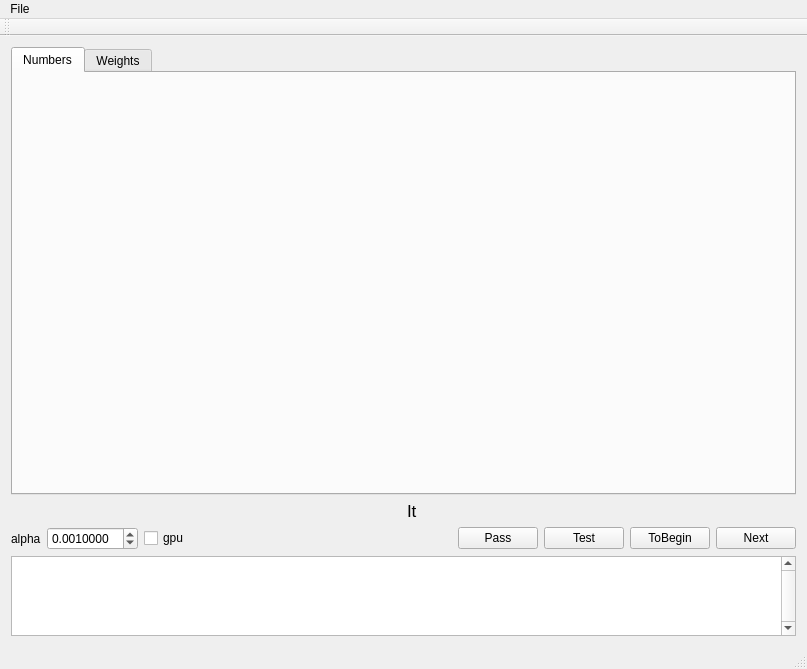
Old version of the form mainwindow.ui in the repository artthirt/cifarsmpl.
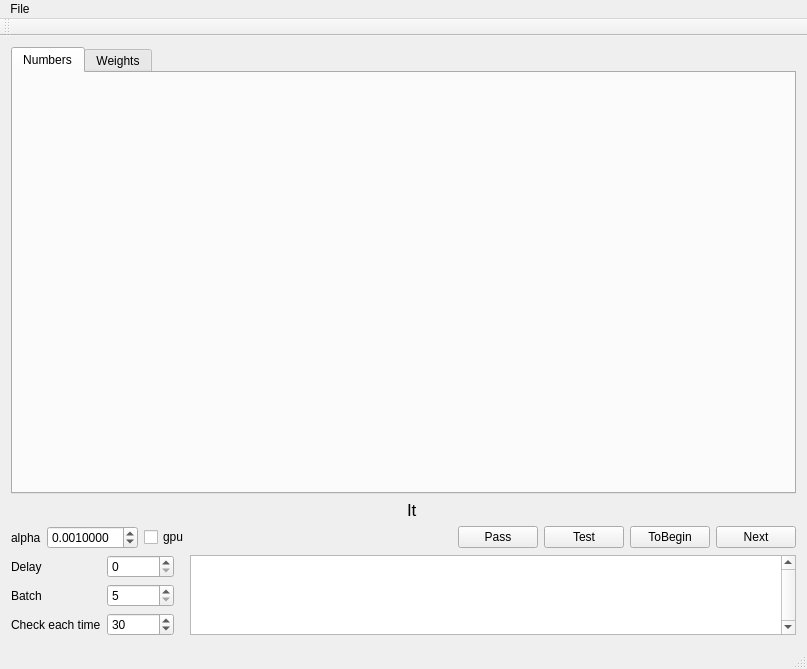
New version of the form. Custom widgets are drawn as their Qt base class.

```diff
--- a/mainwindow.ui
+++ b/mainwindow.ui
@@ -156,6 +156,11 @@
      </layout>
     </item>
     <item>
+     <layout class="QGridLayout" name="gridLayout_2">
+      <property name="topMargin">
+       <number>0</number>
+      </property>
+      <item row="0" column="1">
      <widget class="QPlainTextEdit" name="pte_logs">
       <property name="sizePolicy">
        <sizepolicy hsizetype="Expanding" vsizetype="Preferred">
@@ -180,6 +185,69 @@
       </property>
      </widget>
     </item>
+      <item row="0" column="0">
+       <layout class="QGridLayout" name="gridLayout_3">
+        <property name="rightMargin">
+         <number>10</number>
+        </property>
+        <item row="1" column="0">
+         <widget class="QLabel" name="label_3">
+          <property name="text">
+           <string>Batch</string>
+          </property>
+         </widget>
+        </item>
+        <item row="0" column="1">
+         <widget class="QSpinBox" name="sb_delay">
+          <property name="maximum">
+           <number>999999</number>
+          </property>
+         </widget>
+        </item>
+        <item row="1" column="1">
+         <widget class="QSpinBox" name="sb_batch">
+          <property name="minimum">
+           <number>5</number>
+          </property>
+          <property name="maximum">
+           <number>999999</number>
+          </property>
+         </widget>
+        </item>
+        <item row="0" column="0">
+         <widget class="QLabel" name="label_2">
+          <property name="text">
+           <string>Delay</string>
+          </property>
+         </widget>
+        </item>
+        <item row="2" column="0">
+         <widget class="QLabel" name="label_4">
+          <property name="text">
+           <string>Check each time</string>
+          </property>
+         </widget>
+        </item>
+        <item row="2" column="1">
+         <widget class="QSpinBox" name="sb_iter_numb">
+          <property name="minimum">
+           <number>10</number>
+          </property>
+          <property name="maximum">
+           <number>1000000</number>
+          </property>
+          <property name="singleStep">
+           <number>10</number>
+          </property>
+          <property name="value">
+           <number>30</number>
+          </property>
+         </widget>
+        </item>
+       </layout>
+      </item>
+     </layout>
+    </item>
    </layout>
   </widget>
   <widget class="QMenuBar" name="menuBar">
```
Left out of the diff: 2 changed lines with no effect on the pictures. Lines whose indentation alone changed are shown as unchanged.
